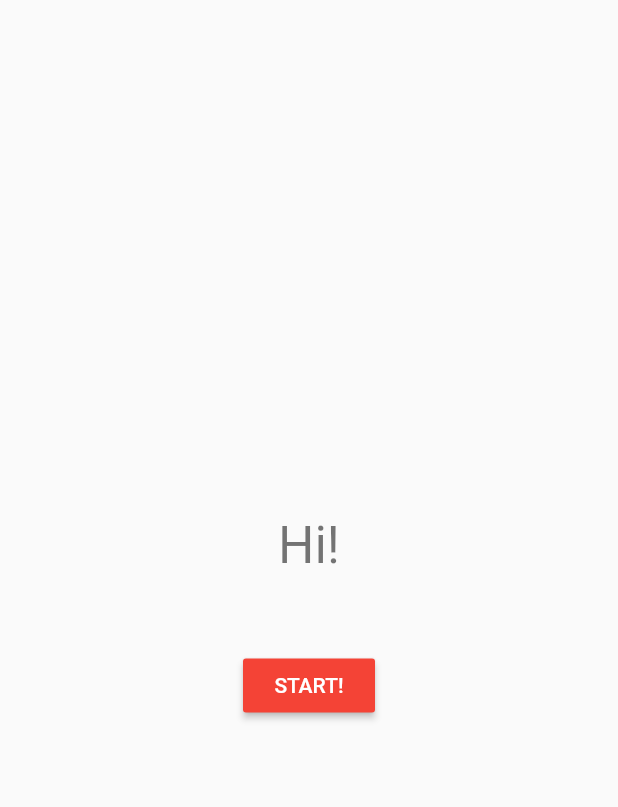
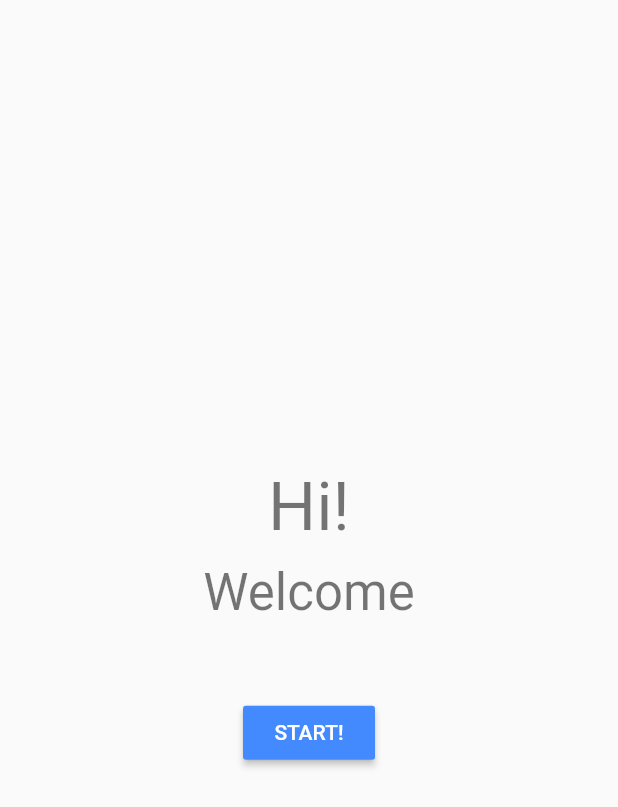
Before and after one commit to ctrleffive/dynamic-pageviews, a Flutter app: the screen it shows after launch, on a phone screen of 412 x 824 dp. Shown: the top 807 px of the screen. Run offline on Flutter 3.47's test engine with Material 2 defaults, Android fonts, the phone set to English and light mode, and no system bars; our stand-ins replace rxdart.

Commit message:
ui updates

```diff
--- a/lib/src/views/root_views/welcome.dart
+++ b/lib/src/views/root_views/welcome.dart
@@ -13,11 +13,16 @@ class WelcomePage extends StatelessWidget {
       children: <Widget>[
         Text(
           'Hi!',
+          style: Theme.of(context).textTheme.display2,
+        ),
+        SizedBox(height: 10),
+        Text(
+          'Welcome',
           style: Theme.of(context).textTheme.display1,
         ),
         SizedBox(height: 50),
         MaterialButton(
-          color: Colors.red,
+          color: Colors.blueAccent,
           textColor: Colors.white,
           onPressed: this.onClick,
           child: Text('START!'),
```
